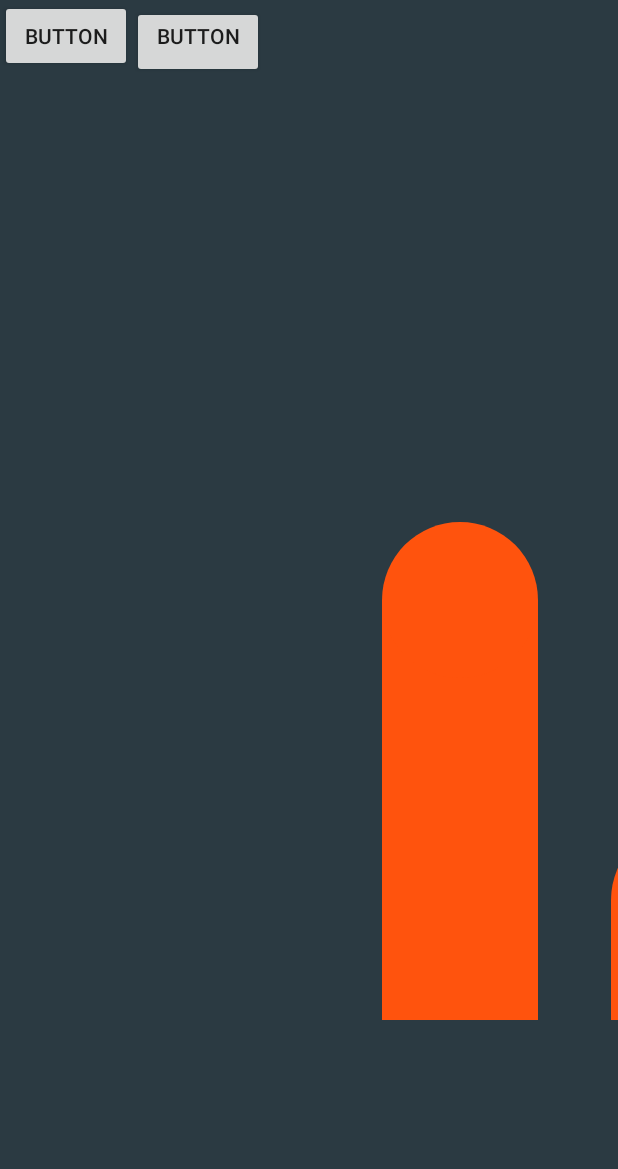
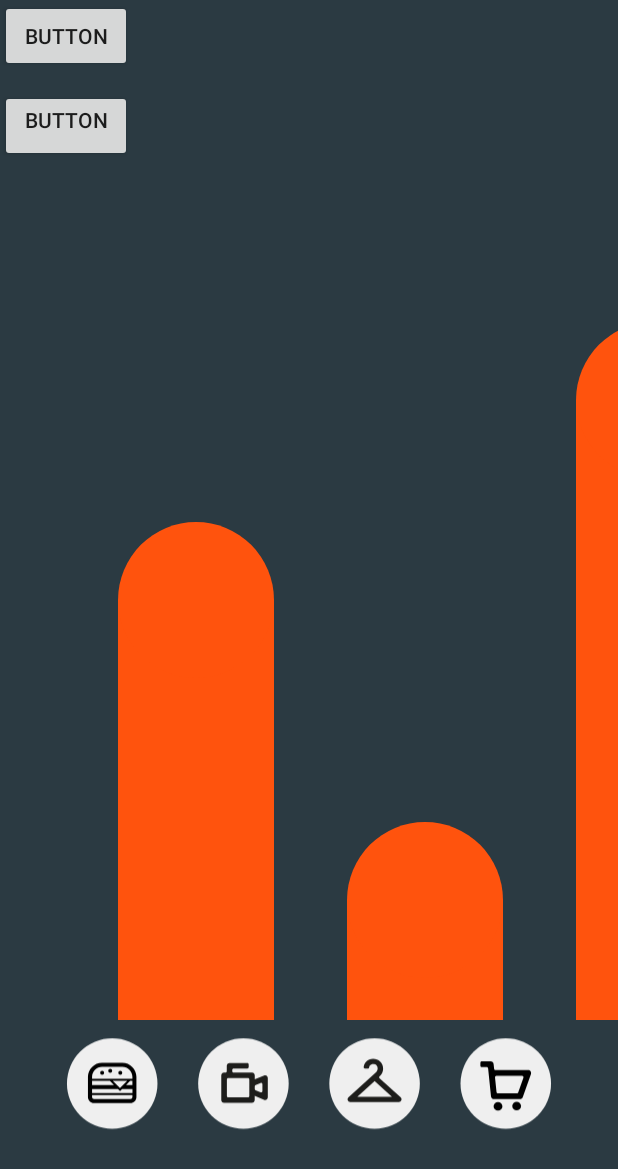
Before and after one commit to xhuang98/Expensepedia, an Android app: the screen it shows after launch (MainActivity), on a phone screen of 412 x 824 dp. Shown: the top 1169 px of the screen. Run offline under Robolectric (Android 15) with nearby library versions, the phone set to English and light mode, and no system bars; our stand-ins replace Firebase (no records; nobody signed in at launch, a user with empty details on screens opened directly).

Commit message:
Fixed Contraint errors. Moved the 2nd button

```diff
--- a/app/src/main/res/layout/activity_main.xml
+++ b/app/src/main/res/layout/activity_main.xml
@@ -1,5 +1,5 @@
 <?xml version="1.0" encoding="utf-8"?>
-<LinearLayout xmlns:android="http://schemas.android.com/apk/res/android"
+<android.support.constraint.ConstraintLayout xmlns:android="http://schemas.android.com/apk/res/android"
     xmlns:app="http://schemas.android.com/apk/res-auto"
     xmlns:tools="http://schemas.android.com/tools"
     android:layout_width="match_parent"
@@ -17,8 +17,12 @@
         android:id="@+id/listViewBtn"
         android:layout_width="wrap_content"
         android:layout_height="wrap_content"
+        android:layout_marginTop="60dp"
         android:gravity="center_horizontal"
-        android:text="Button" />
+        android:text="Button"
+        app:layout_constraintTop_toTopOf="parent"
+        tools:layout_editor_absoluteX="0dp" />
+
     <uofthacks.expensepedia.CustomView
         android:layout_width="match_parent"
         android:layout_height="680dp" />
@@ -31,4 +35,4 @@
         tools:layout_editor_absoluteX="0dp"
         tools:layout_editor_absoluteY="0dp" />
 
-</LinearLayout>
+</android.support.constraint.ConstraintLayout>
```
